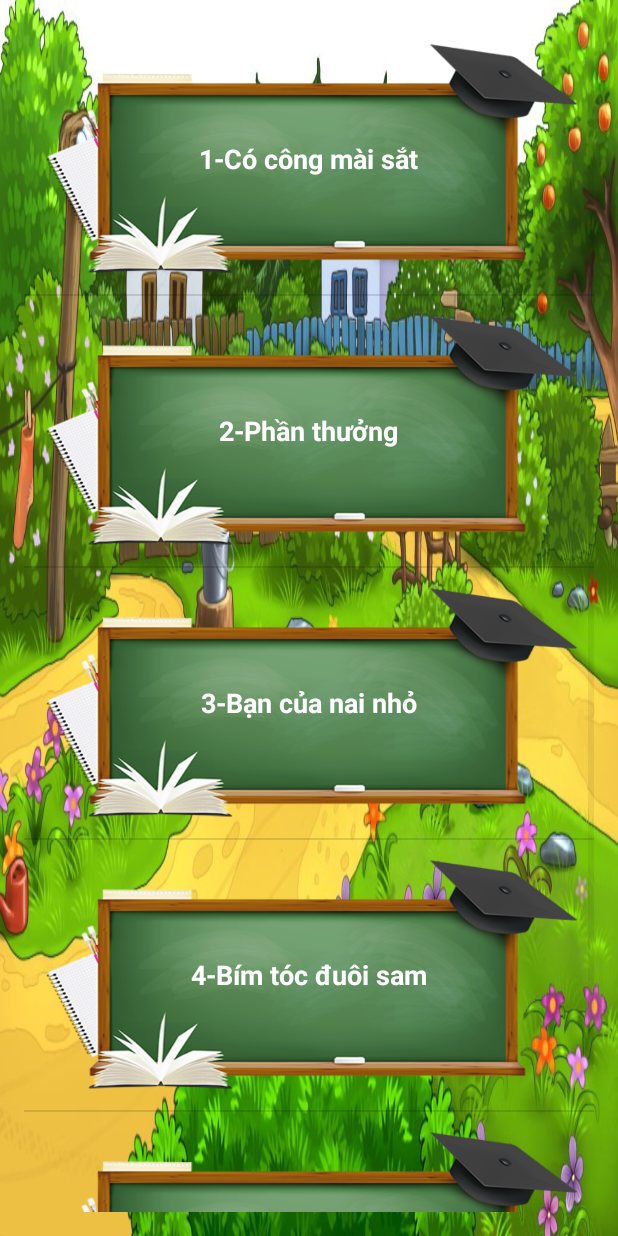
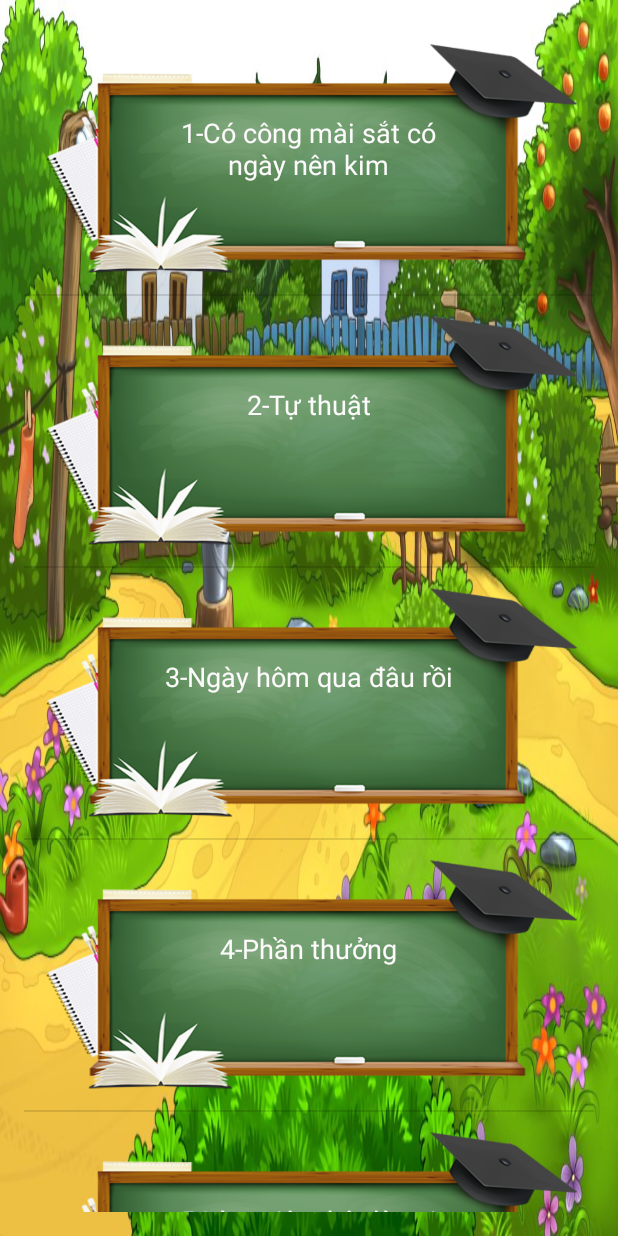
Before and after one commit to trandangai/TapDocLopHai, an Android app: the MenuTapDocActivity screen opened directly, with no data from a screen before it, on a phone screen of 412 x 824 dp. Run offline under Robolectric (Android 15) with nearby library versions, the phone set to English and light mode, and no system bars.

Commit message:
Ái Trần - MenuTapDoc

```diff
--- a/app/src/main/java/com/khtn/tapdoclophai/MenuTapDocActivity.java
+++ b/app/src/main/java/com/khtn/tapdoclophai/MenuTapDocActivity.java
@@ -29,12 +29,46 @@
     public void addControl()
     {
         ArrayList<MenuBaiHoc> arrMenuBaiHoc = new ArrayList<MenuBaiHoc>();
-        arrMenuBaiHoc.add(new MenuBaiHoc("1","Có công mài sắt"));
-        arrMenuBaiHoc.add(new MenuBaiHoc("2","Phần thưởng"));
-        arrMenuBaiHoc.add(new MenuBaiHoc("3","Bạn của nai nhỏ"));
-        arrMenuBaiHoc.add(new MenuBaiHoc("4","Bím tóc đuôi sam"));
-        arrMenuBaiHoc.add(new MenuBaiHoc("1","2"));
-
+        arrMenuBaiHoc.add(new MenuBaiHoc("1","Có công mài sắt có ngày nên kim"));
+        arrMenuBaiHoc.add(new MenuBaiHoc("2","Tự thuật"));
+        arrMenuBaiHoc.add(new MenuBaiHoc("3","Ngày hôm qua đâu rồi"));
+        arrMenuBaiHoc.add(new MenuBaiHoc("4","Phần thưởng"));
+        arrMenuBaiHoc.add(new MenuBaiHoc("5","Làm việc thật là vui"));
+        arrMenuBaiHoc.add(new MenuBaiHoc("6","Mít làm thơ"));
+        arrMenuBaiHoc.add(new MenuBaiHoc("7","Bạn của nai nhỏ"));
+        arrMenuBaiHoc.add(new MenuBaiHoc("8","Gọi bạn"));
+        arrMenuBaiHoc.add(new MenuBaiHoc("9","Bím tóc đuôi xam"));
+        arrMenuBaiHoc.add(new MenuBaiHoc("10","Trên chiếc bè"));
+        arrMenuBaiHoc.add(new MenuBaiHoc("11","Chiếc bút mực"));
+        arrMenuBaiHoc.add(new MenuBaiHoc("12","Mục lục sách"));
+        arrMenuBaiHoc.add(new MenuBaiHoc("13","Cái trống trường em"));
+        arrMenuBaiHoc.add(new MenuBaiHoc("14","Mẫu giấy vụn"));
+        arrMenuBaiHoc.add(new MenuBaiHoc("15","Ngồi trường mới"));
+        arrMenuBaiHoc.add(new MenuBaiHoc("16","Người thầy cũ"));
+        arrMenuBaiHoc.add(new MenuBaiHoc("17","Thời khóa biểu"));
+        arrMenuBaiHoc.add(new MenuBaiHoc("18","Cô giáo lớp em"));
+        arrMenuBaiHoc.add(new MenuBaiHoc("19","Sáng kiến của bé Hà"));
+        arrMenuBaiHoc.add(new MenuBaiHoc("20","Ngày lễ"));
+        arrMenuBaiHoc.add(new MenuBaiHoc("21","Bưu thiếp"));
+        arrMenuBaiHoc.add(new MenuBaiHoc("22","Ông và cháu"));
+        arrMenuBaiHoc.add(new MenuBaiHoc("23","Kể ngắn về người thân"));
+        arrMenuBaiHoc.add(new MenuBaiHoc("24","Ôn tập"));
+        arrMenuBaiHoc.add(new MenuBaiHoc("25","Bà cháu"));
+        arrMenuBaiHoc.add(new MenuBaiHoc("26","Cây xoài của ông em"));
+        arrMenuBaiHoc.add(new MenuBaiHoc("27","Chia buồn an ủi"));
+        arrMenuBaiHoc.add(new MenuBaiHoc("28","Sự tích cây vú sữa"));
+        arrMenuBaiHoc.add(new MenuBaiHoc("29","Mẹ"));
+        arrMenuBaiHoc.add(new MenuBaiHoc("30","Bông hoa niềm vui"));
+        arrMenuBaiHoc.add(new MenuBaiHoc("31","Quà của bố"));
+        arrMenuBaiHoc.add(new MenuBaiHoc("32","Bà cháu"));
+        arrMenuBaiHoc.add(new MenuBaiHoc("33","Câu chuyện bó đũa"));
+        arrMenuBaiHoc.add(new MenuBaiHoc("34","Bà cháu"));
+        arrMenuBaiHoc.add(new MenuBaiHoc("35","Hai anh em"));
+        arrMenuBaiHoc.add(new MenuBaiHoc("36","Bé Hoa"));
+        arrMenuBaiHoc.add(new MenuBaiHoc("37","Con chó nhà hàng xóm"));
+        arrMenuBaiHoc.add(new MenuBaiHoc("38","Thời gian biểu"));
+        arrMenuBaiHoc.add(new MenuBaiHoc("39","Tìm ngọc"));
+        arrMenuBaiHoc.add(new MenuBaiHoc("40","Gà tỉ tê với gà"));
         MenuBaiHocArrayAdapter adapter = new MenuBaiHocArrayAdapter
                 (MenuTapDocActivity.this,R.layout.customlayout_menubaihoc,arrMenuBaiHoc);
 
--- a/app/src/main/res/layout/customlayout_menubaihoc.xml
+++ b/app/src/main/res/layout/customlayout_menubaihoc.xml
@@ -11,12 +11,13 @@
         android:background="@drawable/simpleboard" />
 
     <TextView
-        android:layout_width="wrap_content"
-        android:layout_height="wrap_content"
+        android:layout_width="203dp"
+        android:layout_height="59dp"
         android:textAppearance="?android:attr/textAppearanceMedium"
         android:text="Medium Text"
         android:id="@+id/txtCustomBaiHoc"
         android:layout_gravity="center"
-        android:textColor="#ffffff"
-        android:textStyle="bold" />
+        android:textColor="#fcfafa"
+        android:textAlignment="center" />
+
 </FrameLayout>
```
